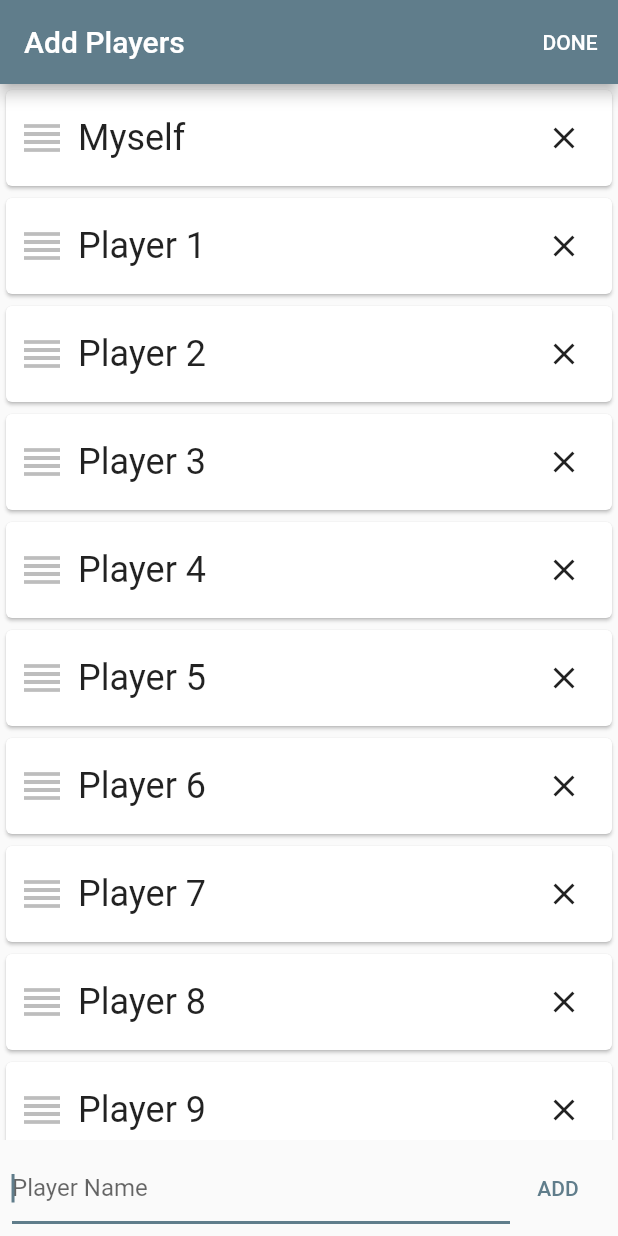
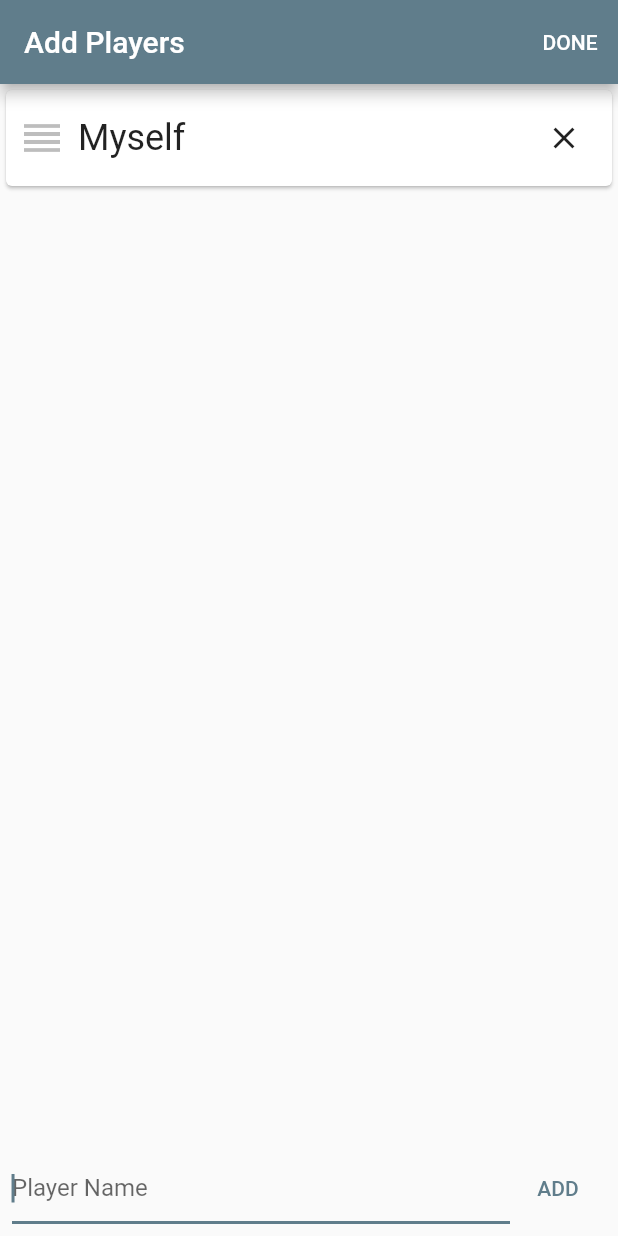
Before and after one commit to tilatrivia/clocktower-notebook, a Flutter app: the PlayersPage screen opened directly, on a phone screen of 412 x 824 dp. Run offline on Flutter 3.47's test engine with Material 2 defaults, Android fonts, the phone set to English and light mode, and no system bars; our stand-ins replace shared_preferences; accounts and stored records are empty.

Commit message:
Remove default players

```diff
--- a/lib/players.dart
+++ b/lib/players.dart
@@ -12,17 +12,17 @@ class PlayersPage extends StatefulWidget {
 class _PlayersPageState extends State<PlayersPage> {
   final List<Player> players = [ // TODO: Remove extra players
     Player("Myself"),
-    Player("Player 1"),
-    Player("Player 2"),
-    Player("Player 3"),
-    Player("Player 4"),
-    Player("Player 5"),
-    Player("Player 6"),
-    Player("Player 7"),
-    Player("Player 8"),
-    Player("Player 9"),
-    Player("Player 10"),
-    Player("Player 11"),
+    // Player("Player 1"),
+    // Player("Player 2"),
+    // Player("Player 3"),
+    // Player("Player 4"),
+    // Player("Player 5"),
+    // Player("Player 6"),
+    // Player("Player 7"),
+    // Player("Player 8"),
+    // Player("Player 9"),
+    // Player("Player 10"),
+    // Player("Player 11"),
   ];
   late TextEditingController textFieldController;
   final ScrollController scrollController = ScrollController();
```
